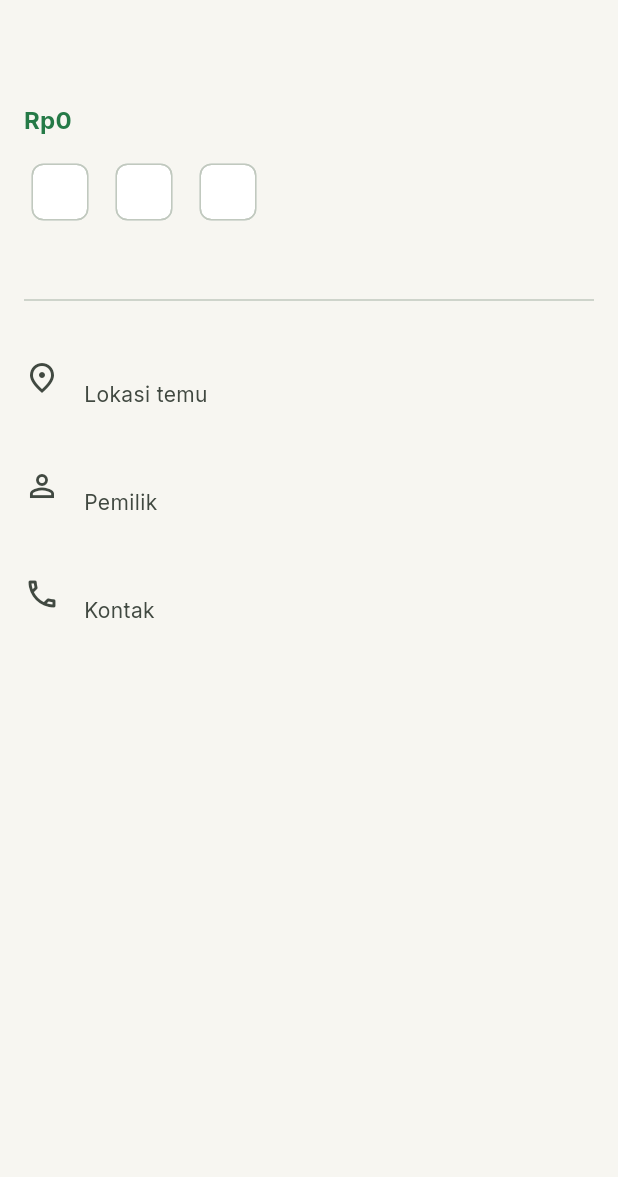
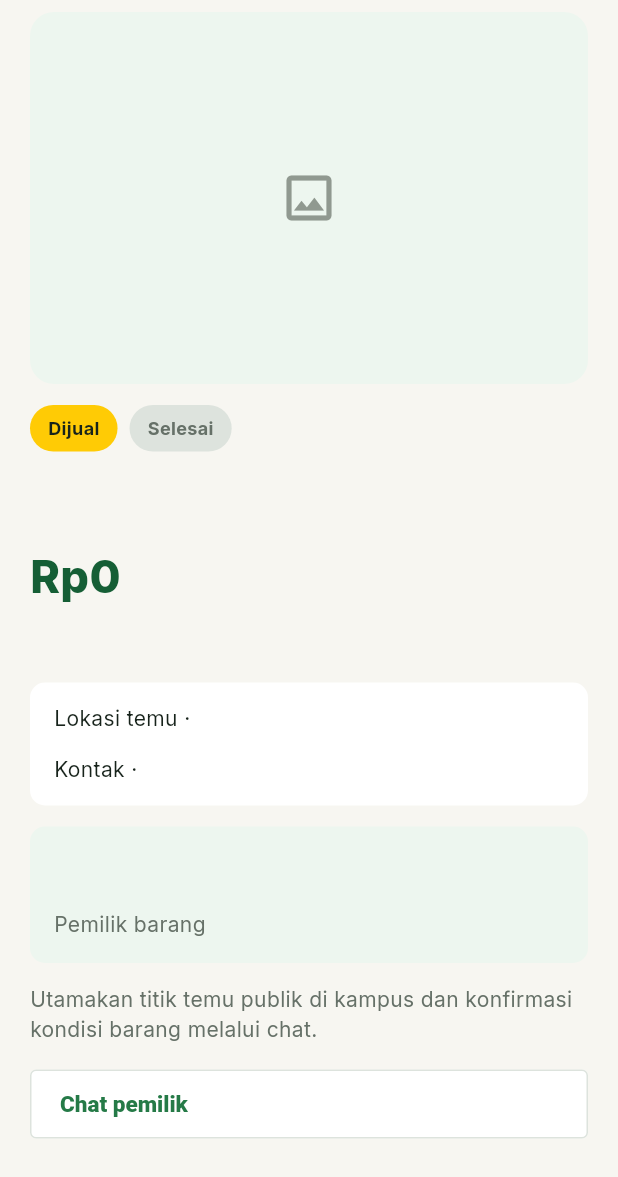
Before and after one commit to pbp-b-kelompok-2/ui-kembali-mobile, a Flutter app: the _ItemDetail widget shown alone on an empty page, opened directly with empty values, on a phone screen of 412 x 824 dp. Shown: the top 1177 px of the screen. Run offline on Flutter 3.47's test engine with Material 3 defaults, Android fonts, the phone set to English and light mode, and no system bars; our stand-ins replace material_ui; network calls fail.

Commit message:
feat: match item detail page to mobile design

```diff
--- a/lib/screens/katalog/item_detail_page.dart
+++ b/lib/screens/katalog/item_detail_page.dart
@@ -2,6 +2,7 @@ import 'package:material_ui/material_ui.dart';
 
 import '../../models/item.dart';
 import '../../services/katalog_api.dart';
+import '../../theme.dart';
 
 /// Detail of one barang, loaded from `GET /api/v1/items/<id>/`.
 class ItemDetailPage extends StatefulWidget {
@@ -23,7 +24,14 @@ class _ItemDetailPageState extends State<ItemDetailPage> {
   @override
   Widget build(BuildContext context) {
     return Scaffold(
-      appBar: AppBar(title: const Text('Detail barang')),
+      appBar: AppBar(
+        automaticallyImplyLeading: false,
+        leading: IconButton(
+          icon: const Icon(Icons.chevron_left, size: 30),
+          onPressed: () => Navigator.of(context).maybePop(),
+        ),
+        title: const Text('Detail barang', style: TextStyle(fontWeight: FontWeight.w800, fontSize: 22)),
+      ),
       body: FutureBuilder<Item>(
         future: _future,
         builder: (context, snapshot) {
@@ -54,69 +62,182 @@ class _ItemDetail extends StatelessWidget {
 
   final Item item;
 
+  // Requests and chat belong to other modules; keep the buttons visible like the design.
+  void _comingSoon(BuildContext context, String message) {
+    ScaffoldMessenger.of(context)
+      ..hideCurrentSnackBar()
+      ..showSnackBar(SnackBar(content: Text(message)));
+  }
+
   @override
   Widget build(BuildContext context) {
-    final theme = Theme.of(context);
+    final canRequest = !item.isOwner && item.isAvailable;
     return ListView(
-      padding: const EdgeInsets.all(16),
+      padding: const EdgeInsets.fromLTRB(20, 8, 20, 24),
       children: [
-        if (item.photoUrl.isNotEmpty)
         ClipRRect(
-            borderRadius: BorderRadius.circular(12),
-            child: AspectRatio(
-              aspectRatio: 4 / 3,
-              child: Image.network(
-                item.photoUrl,
-                fit: BoxFit.cover,
-                errorBuilder: (_, _, _) => const ColoredBox(
-                  color: Colors.black12,
-                  child: Center(child: Icon(Icons.broken_image_outlined)),
+          borderRadius: BorderRadius.circular(16),
+          child: AspectRatio(aspectRatio: 3 / 2, child: _Photo(url: item.photoUrl)),
         ),
+        const SizedBox(height: 14),
+        Wrap(
+          spacing: 8,
+          runSpacing: 8,
+          children: [
+            _Pill(
+              label: item.isFree ? 'Gratis' : 'Dijual',
+              background: item.isFree ? AppColors.greenTint : AppColors.yellow,
+              foreground: item.isFree ? AppColors.greenDark : AppColors.ink,
             ),
-            ),
+            if (item.conditionLabel.isNotEmpty)
+              _Pill(label: item.conditionLabel, background: AppColors.infoTint, foreground: AppColors.info),
+            if (!item.isAvailable)
+              _Pill(label: item.status == 'DIPESAN' ? 'Dipesan' : 'Selesai', background: AppColors.line, foreground: AppColors.inkSoft),
+          ],
         ),
         const SizedBox(height: 16),
-        Text(item.name, style: theme.textTheme.headlineSmall),
-        const SizedBox(height: 4),
+        Text(
+          item.name,
+          style: const TextStyle(fontSize: 28, fontWeight: FontWeight.w800, color: AppColors.ink, height: 1.15),
+        ),
+        const SizedBox(height: 14),
         Text(
           item.priceLabel,
-          style: theme.textTheme.titleMedium?.copyWith(
-            color: theme.colorScheme.primary,
-            fontWeight: FontWeight.bold,
+          style: const TextStyle(fontSize: 30, fontWeight: FontWeight.w800, color: AppColors.greenDark),
+        ),
+        const SizedBox(height: 14),
+        Text(item.categoryLabel, style: const TextStyle(fontSize: 12, color: AppColors.muted)),
+        if (item.description.isNotEmpty) ...[
+          const SizedBox(height: 20),
+          const Text('Tentang barang', style: TextStyle(fontSize: 22, fontWeight: FontWeight.w800, color: AppColors.ink)),
+          const SizedBox(height: 10),
+          Text(item.description, style: const TextStyle(fontSize: 16, height: 1.5, color: AppColors.inkSoft)),
+        ],
+        const SizedBox(height: 18),
+        _InfoCard(
+          lines: [
+            'Lokasi temu · ${item.locationName}',
+            // The API only returns contact info to logged-in users.
+            'Kontak · ${item.contact ?? 'Masuk untuk melihat kontak'}',
+          ],
+        ),
+        const SizedBox(height: 14),
+        _OwnerCard(name: item.owner),
+        const SizedBox(height: 14),
+        const Text(
+          'Utamakan titik temu publik di kampus dan konfirmasi kondisi barang melalui chat.',
+          style: TextStyle(fontSize: 14, height: 1.4, color: AppColors.inkSoft),
+        ),
+        const SizedBox(height: 16),
+        if (canRequest) ...[
+          FilledButton(
+            onPressed: () => _comingSoon(context, 'Pengajuan segera hadir.'),
+            style: FilledButton.styleFrom(
+              backgroundColor: AppColors.yellow,
+              foregroundColor: AppColors.ink,
+              minimumSize: const Size.fromHeight(46),
+              padding: const EdgeInsets.symmetric(horizontal: 16, vertical: 12),
+              textStyle: const TextStyle(fontSize: 15, fontWeight: FontWeight.w800),
+              shape: RoundedRectangleBorder(borderRadius: BorderRadius.circular(4)),
+            ),
+            child: Align(
+              alignment: Alignment.centerLeft,
+              child: Text(item.isFree ? 'Ajukan adopsi' : 'Ajukan pembelian'),
             ),
           ),
           const SizedBox(height: 12),
-        Wrap(
-          spacing: 8,
-          children: [
-            Chip(label: Text(item.categoryLabel)),
-            Chip(label: Text(item.conditionLabel)),
-            Chip(label: Text(item.isAvailable ? 'Tersedia' : item.status)),
         ],
+        if (!item.isOwner)
+          OutlinedButton(
+            onPressed: () => _comingSoon(context, 'Chat segera hadir.'),
+            style: OutlinedButton.styleFrom(
+              backgroundColor: AppColors.surface,
+              minimumSize: const Size.fromHeight(46),
+              shape: RoundedRectangleBorder(borderRadius: BorderRadius.circular(4)),
             ),
-        const SizedBox(height: 12),
-        Text(item.description),
-        const Divider(height: 32),
-        ListTile(
-          contentPadding: EdgeInsets.zero,
-          leading: const Icon(Icons.place_outlined),
-          title: Text(item.locationName),
-          subtitle: const Text('Lokasi temu'),
-        ),
-        ListTile(
-          contentPadding: EdgeInsets.zero,
-          leading: const Icon(Icons.person_outline),
-          title: Text(item.owner),
-          subtitle: const Text('Pemilik'),
-        ),
-        // The API only returns contact info to logged-in users.
-        ListTile(
-          contentPadding: EdgeInsets.zero,
-          leading: const Icon(Icons.phone_outlined),
-          title: Text(item.contact ?? 'Masuk untuk melihat kontak'),
-          subtitle: const Text('Kontak'),
+            child: const Align(alignment: Alignment.centerLeft, child: Text('Chat pemilik')),
           ),
       ],
     );
   }
 }
+
+class _Photo extends StatelessWidget {
+  const _Photo({required this.url});
+
+  final String url;
+
+  @override
+  Widget build(BuildContext context) {
+    const placeholder = ColoredBox(
+      color: AppColors.subtle,
+      child: Center(child: Icon(Icons.image_outlined, color: AppColors.muted, size: 40)),
+    );
+    if (url.isEmpty) return placeholder;
+    return Image.network(url, fit: BoxFit.cover, errorBuilder: (_, _, _) => placeholder);
+  }
+}
+
+class _Pill extends StatelessWidget {
+  const _Pill({required this.label, required this.background, required this.foreground});
+
+  final String label;
+  final Color background;
+  final Color foreground;
+
+  @override
+  Widget build(BuildContext context) {
+    return Container(
+      padding: const EdgeInsets.symmetric(horizontal: 12, vertical: 7),
+      decoration: BoxDecoration(color: background, borderRadius: BorderRadius.circular(20)),
+      child: Text(label, style: TextStyle(color: foreground, fontSize: 12, fontWeight: FontWeight.w700)),
+    );
+  }
+}
+
+class _InfoCard extends StatelessWidget {
+  const _InfoCard({required this.lines});
+
+  final List<String> lines;
+
+  @override
+  Widget build(BuildContext context) {
+    return Container(
+      width: double.infinity,
+      padding: const EdgeInsets.symmetric(horizontal: 16, vertical: 14),
+      decoration: BoxDecoration(color: AppColors.surface, borderRadius: BorderRadius.circular(10)),
+      child: Column(
+        crossAxisAlignment: CrossAxisAlignment.start,
+        children: [
+          for (var i = 0; i < lines.length; i++) ...[
+            if (i > 0) const SizedBox(height: 14),
+            Text(lines[i], style: const TextStyle(fontSize: 14, color: AppColors.ink)),
+          ],
+        ],
+      ),
+    );
+  }
+}
+
+class _OwnerCard extends StatelessWidget {
+  const _OwnerCard({required this.name});
+
+  final String name;
+
+  @override
+  Widget build(BuildContext context) {
+    return Container(
+      width: double.infinity,
+      padding: const EdgeInsets.all(16),
+      decoration: BoxDecoration(color: AppColors.subtle, borderRadius: BorderRadius.circular(10)),
+      child: Column(
+        crossAxisAlignment: CrossAxisAlignment.start,
+        children: [
+          Text(name, style: const TextStyle(fontSize: 22, fontWeight: FontWeight.w800, color: AppColors.ink)),
+          const SizedBox(height: 8),
+          const Text('Pemilik barang', style: TextStyle(fontSize: 14, color: AppColors.inkSoft)),
+        ],
+      ),
+    );
+  }
+}
--- a/lib/theme.dart
+++ b/lib/theme.dart
@@ -13,6 +13,8 @@ class AppColors {
   static const greenTint = Color(0xFFDFF1E5);
   static const subtle = Color(0xFFEDF6EF);
   static const yellow = Color(0xFFFFCB05);
+  static const info = Color(0xFF2769A8);
+  static const infoTint = Color(0xFFE7F1FA);
 }
 
 ThemeData buildAppTheme() {
```
Also changed, not shown: 1 other file. Lines whose indentation alone changed are shown as unchanged.
